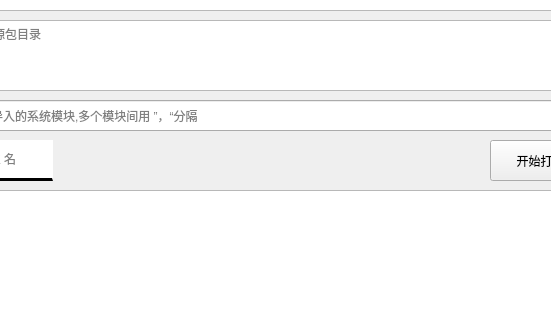
Old version of the form gui/ui/main.ui in the repository JHC000abc/PyinstallerTools; both pictures show x 110 to 661 and y 390 to 710 of the 755 by 891 pixel window.
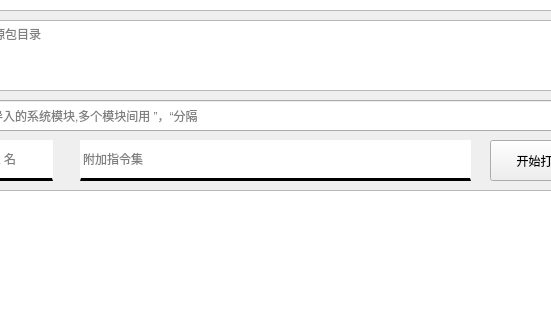
New version of the form.

Patch:
```diff
--- a/gui/ui/main.ui
+++ b/gui/ui/main.ui
@@ -334,6 +334,30 @@
     <string>启动动画 路径（必须是.png格式）</string>
    </property>
   </widget>
+  <widget class="QLineEdit" name="lineEdit_additional_instruction_set">
+   <property name="geometry">
+    <rect>
+     <x>190</x>
+     <y>530</y>
+     <width>391</width>
+     <height>41</height>
+    </rect>
+   </property>
+   <property name="styleSheet">
+    <string notr="true">border-bottom: 3px solid black;
+border-top: none;
+font: 12pt &quot;黑体&quot;;</string>
+   </property>
+   <property name="alignment">
+    <set>Qt::AlignLeading|Qt::AlignLeft|Qt::AlignVCenter</set>
+   </property>
+   <property name="placeholderText">
+    <string>附加指令集</string>
+   </property>
+   <property name="cursorMoveStyle">
+    <enum>Qt::VisualMoveStyle</enum>
+   </property>
+  </widget>
  </widget>
  <resources/>
  <connections/>
```
Left out of the diff: 3 changed lines with no effect on the pictures.
